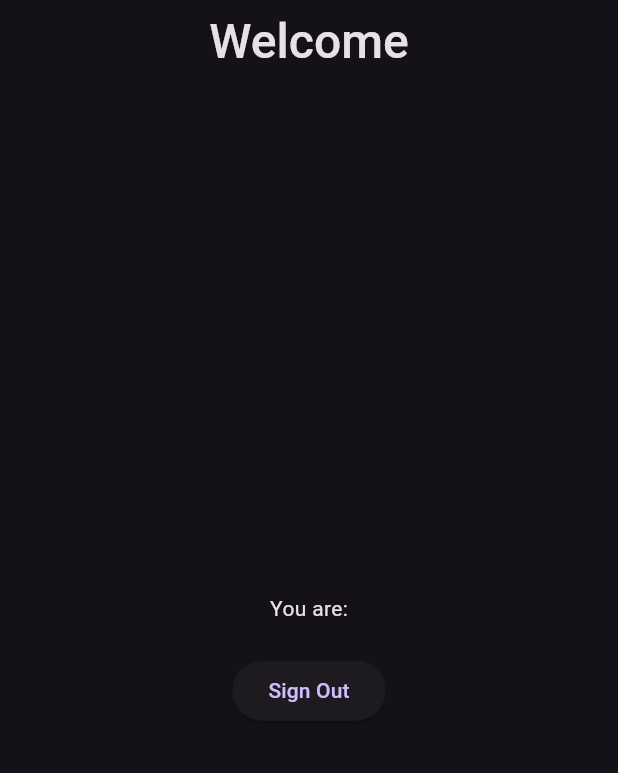
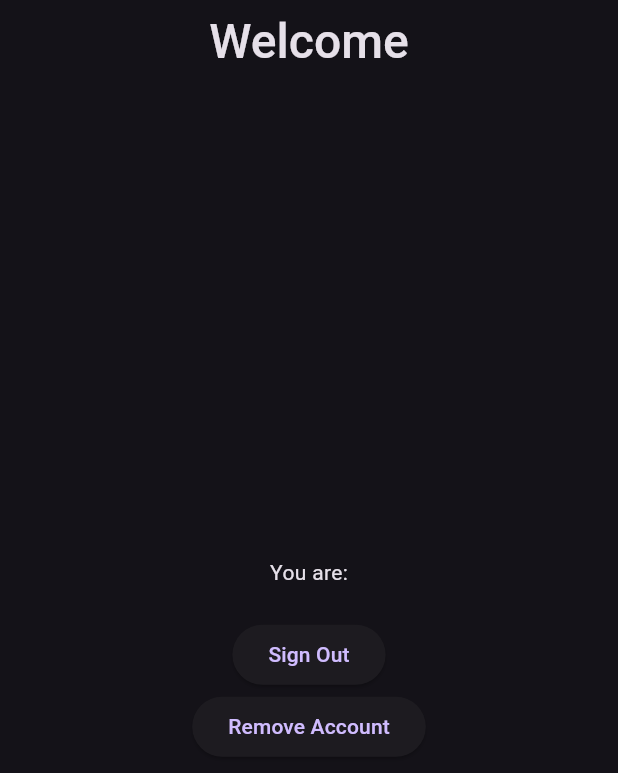
Before and after one commit to lok-ben/CSCI3100-Twitter-Group-C6, a Flutter app: the screen it shows once a user with an empty profile is signed in, after a tap on "Sign Out", on a phone screen of 412 x 824 dp. Shown: the top 773 px of the screen. Run offline on Flutter 3.47's test engine with Material 2 defaults, Android fonts, the light colour scheme and no system bars; our stand-ins replace firebase_auth, firebase_core; missing offline and left inert: flutterfire_ui; accounts and stored records are empty; statements that could not run were skipped.

Commit message:
apply firebase ui auth

```diff
--- a/csci3100_twitter_project_c6/lib/features/auth/screens/auth_screen.dart
+++ /dev/null
@@ -1,249 +0,0 @@
-import 'package:flutter/material.dart';
-import 'package:firebase_auth/firebase_auth.dart';
-import 'package:csci3100_twitter_project_c6/features/auth/auth.dart';
-import 'package:csci3100_twitter_project_c6/common/widgets/button.dart';
-import 'package:csci3100_twitter_project_c6/common/widgets/textfield.dart';
-import 'package:csci3100_twitter_project_c6/common/widgets/alert_dialog.dart';
-
-enum AuthState {
-  signin,
-  signup,
-}
-
-class AuthScreen extends StatefulWidget {
-  static const String routeName = '/auth-screen';
-  const AuthScreen({super.key});
-
-  @override
-  State<AuthScreen> createState() => _AuthScreenState();
-}
-
-class _AuthScreenState extends State<AuthScreen> {
-  AuthState _auth = AuthState.signup;
-  final _signUpFormKey = GlobalKey<FormState>();
-  final _signInFormKey = GlobalKey<FormState>();
-  final TextEditingController _emailController = TextEditingController();
-  final TextEditingController _nameController = TextEditingController();
-  final TextEditingController _passwordController = TextEditingController();
-  final User? user = Auth().currentUser;
-  String errorMessage = '';
-
-  Future<void> signIn() async {
-    try {
-      await Auth().signIn(
-        email: _emailController.text,
-        password: _passwordController.text,
-      );
-    } on FirebaseAuthException catch (e) {
-      setState(() {
-        errorMessage = e.message.toString().contains('Firebase: ')
-            ? e.message.toString().split('Firebase: ')[1].split('(')[0]
-            : e.message.toString();
-        _showDialog(context, 'Error Occured', errorMessage);
-      });
-    }
-  }
-
-  Future<void> signUp() async {
-    try {
-      await Auth().signUp(
-        email: _emailController.text,
-        password: _passwordController.text,
-      );
-    } on FirebaseAuthException catch (e) {
-      setState(() {
-        errorMessage = e.message.toString().contains('Firebase: ')
-            ? e.message.toString().split('Firebase: ')[1].split('(')[0]
-            : e.message.toString();
-        _showDialog(context, 'Error Occured', errorMessage);
-      });
-    }
-  }
-
-  Future<void> _showDialog(
-      BuildContext context, String title, String content) async {
-    continueCallBack() => {
-          Navigator.of(context).pop(),
-          // code on continue comes here
-        };
-    CustomBurryDialog alert = CustomBurryDialog(
-      title: title,
-      content: content,
-      continueCallBack: continueCallBack,
-    );
-
-    await showDialog(
-      context: context,
-      builder: (context) {
-        return alert;
-      },
-    );
-  }
-
-  @override
-  void dispose() {
-    super.dispose();
-    _emailController.dispose();
-    _nameController.dispose();
-    _passwordController.dispose();
-  }
-
-  @override
-  Widget build(BuildContext context) {
-    final colorScheme = Theme.of(context).colorScheme;
-
-    return Scaffold(
-      body: SafeArea(
-          child: Padding(
-        padding: const EdgeInsets.all(8.0),
-        child: Column(
-          crossAxisAlignment: CrossAxisAlignment.start,
-          children: [
-            const Align(
-              alignment: Alignment.center,
-              child: Text(
-                'Welcome',
-                style: TextStyle(
-                  fontSize: 32,
-                  fontWeight: FontWeight.w500,
-                ),
-              ),
-            ),
-            Column(
-              children: [
-                Container(
-                  decoration: BoxDecoration(
-                    borderRadius: const BorderRadius.only(
-                      topLeft: Radius.circular(15),
-                      topRight: Radius.circular(15),
-                    ),
-                    color: _auth == AuthState.signup
-                        ? colorScheme.primaryContainer
-                        : colorScheme.onSecondary,
-                  ),
-                  child: Padding(
-                    padding: const EdgeInsets.all(10.0),
-                    child: Column(
-                      children: [
-                        ListTile(
-                          title: const Text(
-                            'Create Account',
-                            style: TextStyle(
-                              fontWeight: FontWeight.bold,
-                            ),
-                          ),
-                          onTap: () => {
-                            setState(() {
-                              _auth = AuthState.signup;
-                            })
-                          },
-                          leading: Radio(
-                            value: AuthState.signup,
-                            groupValue: _auth,
-                            onChanged: (AuthState? val) {
-                              setState(() {
-                                _auth = val!;
-                              });
-                            },
-                          ),
-                        ),
-                        if (_auth == AuthState.signup)
-                          Form(
-                              key: _signUpFormKey,
-                              child: Column(
-                                children: [
-                                  CustomTextField(
-                                    controller: _emailController,
-                                    hintText: 'User Email',
-                                  ),
-                                  CustomTextField(
-                                    controller: _nameController,
-                                    hintText: 'User Name',
-                                  ),
-                                  CustomTextField(
-                                    controller: _passwordController,
-                                    hintText: 'User Password',
-                                    password: true,
-                                  ),
-                                  CustomButton(
-                                      text: 'Sign Up',
-                                      onClick: () => {
-                                            if (_signUpFormKey.currentState!
-                                                .validate())
-                                              {signUp()}
-                                          })
-                                ],
-                              )),
-                      ],
-                    ),
-                  ),
-                ),
-                Container(
-                  decoration: BoxDecoration(
-                    borderRadius: const BorderRadius.only(
-                      bottomLeft: Radius.circular(15),
-                      bottomRight: Radius.circular(15),
-                    ),
-                    color: _auth == AuthState.signin
-                        ? colorScheme.primaryContainer
-                        : colorScheme.onSecondary,
-                  ),
-                  child: Padding(
-                    padding: const EdgeInsets.all(10.0),
-                    child: Column(children: [
-                      ListTile(
-                        title: const Text(
-                          'Sign In',
-                          style: TextStyle(
-                            fontWeight: FontWeight.bold,
-                          ),
-                        ),
-                        onTap: () => {
-                          setState(() {
-                            _auth = AuthState.signin;
-                          })
-                        },
-                        leading: Radio(
-                          value: AuthState.signin,
-                          groupValue: _auth,
-                          onChanged: (AuthState? val) {
-                            setState(() {
-                              _auth = val!;
-                            });
-                          },
-                        ),
-                      ),
-                      if (_auth == AuthState.signin)
-                        Form(
-                            key: _signInFormKey,
-                            child: Column(
-                              children: [
-                                CustomTextField(
-                                  controller: _emailController,
-                                  hintText: 'User Email',
-                                ),
-                                CustomTextField(
-                                  controller: _passwordController,
-                                  hintText: 'User Password',
-                                  password: true,
-                                ),
-                                CustomButton(
-                                    text: 'Submit',
-                                    onClick: () => {
-                                          if (_signInFormKey.currentState!
-                                              .validate())
-                                            {signIn()}
-                                        })
-                              ],
-                            )),
-                    ]),
-                  ),
-                )
-              ],
-            ),
-          ],
-        ),
-      )),
-    );
-  }
-}
--- a/csci3100_twitter_project_c6/lib/homepage.dart
+++ b/csci3100_twitter_project_c6/lib/homepage.dart
@@ -1,14 +1,18 @@
 import 'package:flutter/material.dart';
 import 'package:firebase_auth/firebase_auth.dart';
-import 'package:csci3100_twitter_project_c6/features/auth/auth.dart';
+import 'package:firebase_auth/firebase_auth.dart';
 
 class HomePage extends StatelessWidget {
   HomePage({Key? key}) : super(key: key);
 
-  final User? user = Auth().currentUser;
+  final User? user = FirebaseAuth.instance.currentUser;
 
   Future<void> signOut() async {
-    await Auth().signOut();
+    await FirebaseAuth.instance.signOut();
+  }
+
+  Future deleteuser() async {
+    user?.delete();
   }
 
   Widget _title() {
@@ -35,6 +39,13 @@ class HomePage extends StatelessWidget {
     );
   }
 
+  Widget _removeUserButton() {
+    return ElevatedButton(
+      onPressed: deleteuser,
+      child: const Text('Remove Account'),
+    );
+  }
+
   @override
   Widget build(BuildContext context) {
     return Scaffold(
@@ -50,6 +61,7 @@ class HomePage extends StatelessWidget {
             const Text('You are:'),
             _userId(),
             _signOutButton(),
+            _removeUserButton(),
           ],
         ),
       ),
--- a/csci3100_twitter_project_c6/lib/main.dart
+++ b/csci3100_twitter_project_c6/lib/main.dart
@@ -8,7 +8,6 @@ Future<void> main() async {
   await Firebase.initializeApp(
     options: DefaultFirebaseOptions.currentPlatform,
   );
-
   runApp(const MyApp());
 }
 
--- a/csci3100_twitter_project_c6/lib/router.dart
+++ b/csci3100_twitter_project_c6/lib/router.dart
@@ -1,7 +1,7 @@
-import 'package:csci3100_twitter_project_c6/features/auth/screens/auth_screen.dart';
+import 'package:csci3100_twitter_project_c6/features/auth/auth.dart';
 import 'package:flutter/material.dart';
+import 'package:firebase_auth/firebase_auth.dart';
 import 'package:csci3100_twitter_project_c6/homepage.dart';
-import 'package:csci3100_twitter_project_c6/features/auth/auth.dart';
 
 class WidgetTree extends StatefulWidget {
   const WidgetTree({super.key});
@@ -13,15 +13,13 @@ class WidgetTree extends StatefulWidget {
 class _WidgetTreeState extends State<WidgetTree> {
   @override
   Widget build(BuildContext context) {
-    return StreamBuilder(
-      stream: Auth().authStateChange,
+    return StreamBuilder<User?>(
+      stream: FirebaseAuth.instance.authStateChanges(),
       builder: (context, snapshot) {
-        if (snapshot.hasError) {
-          return const Text('Error');
-        } else if (snapshot.hasData) {
+        if (!snapshot.hasData) {
+          return const SignIn();
+        } else {
           return HomePage();
-        } else {
-          return const AuthScreen();
         }
       },
     );
```
Also changed, not shown: csci3100_twitter_project_c6/lib/features/auth/auth.dart (+53 -28 lines), csci3100_twitter_project_c6/pubspec.yaml (+9 -3 lines), csci3100_twitter_project_c6/images/twitter.png (added), csci3100_twitter_project_c6/images/twitter.svg (added), csci3100_twitter_project_c6/pubspec.lock, 7 other files.
